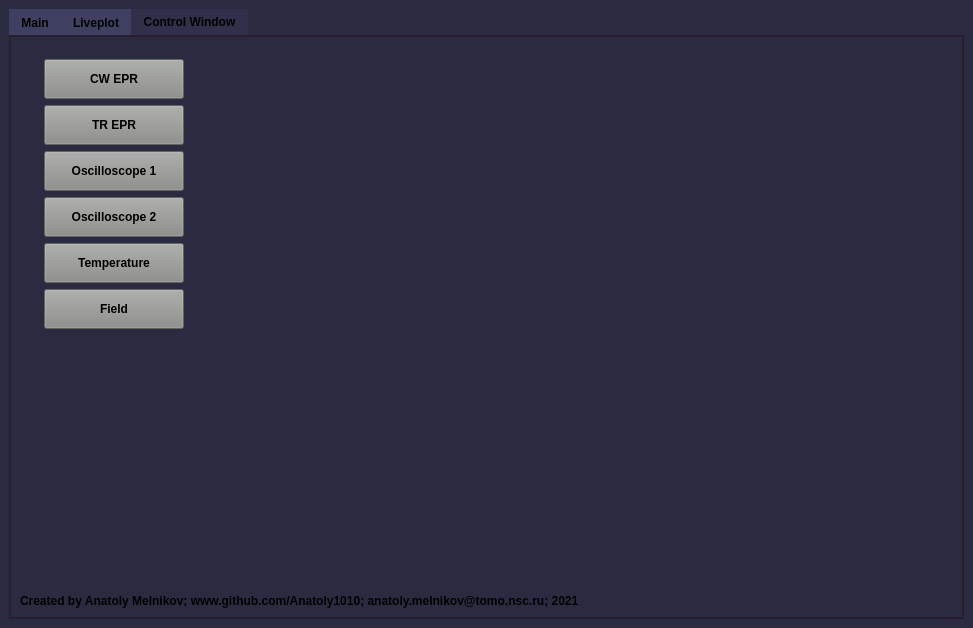
First picture: the form in atomize/main/gui/main_window.ui, repository Anatoly1010/Atomize_ITC, before the edit.
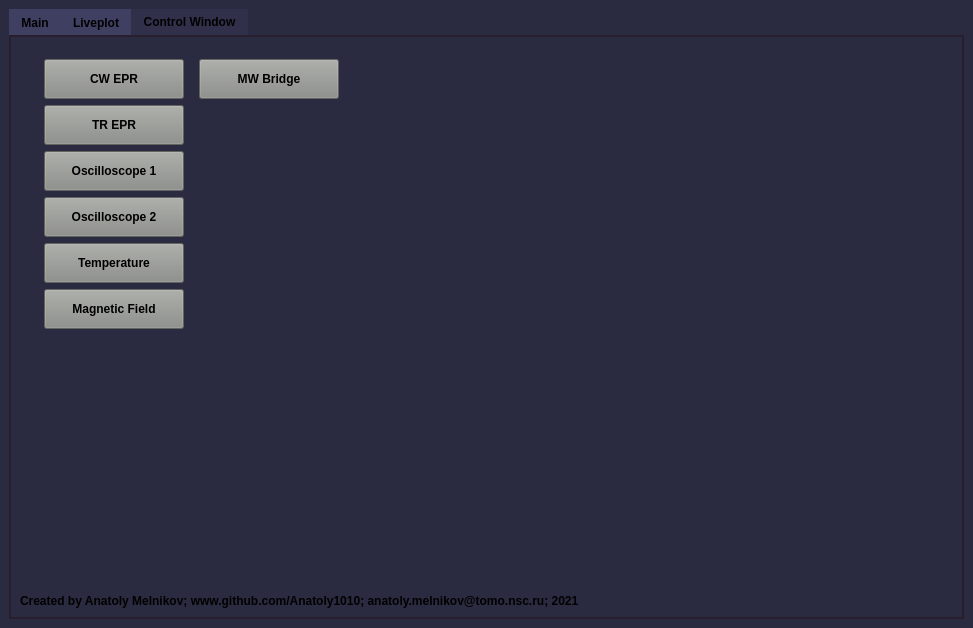
Second picture: the form after the edit. The open tabs and pages were chosen to show the change. Custom widgets are drawn as their Qt base class.

Commit message:
29-11-2022; Mikran MW bridge version 2 added
1) MW control GUI added
2) Module for Mikran MW bridge version 2 added

Diff of the .ui file:
```diff
--- a/atomize/main/gui/main_window.ui
+++ b/atomize/main/gui/main_window.ui
@@ -734,7 +734,29 @@
              <string notr="true">background-color: rgb(136, 138, 133);</string>
             </property>
             <property name="text">
-             <string>Field</string>
+             <string>Magnetic Field</string>
+            </property>
+           </widget>
+          </item>
+          <item row="1" column="1">
+           <widget class="QPushButton" name="button_mw">
+            <property name="minimumSize">
+             <size>
+              <width>0</width>
+              <height>40</height>
+             </size>
+            </property>
+            <property name="font">
+             <font>
+              <weight>75</weight>
+              <bold>true</bold>
+             </font>
+            </property>
+            <property name="styleSheet">
+             <string notr="true">background-color: rgb(136, 138, 133);</string>
+            </property>
+            <property name="text">
+             <string>MW Bridge</string>
             </property>
            </widget>
           </item>
```
Left out of the diff: 2 changed lines with no effect on the pictures. The commit also changes 11 other files.
